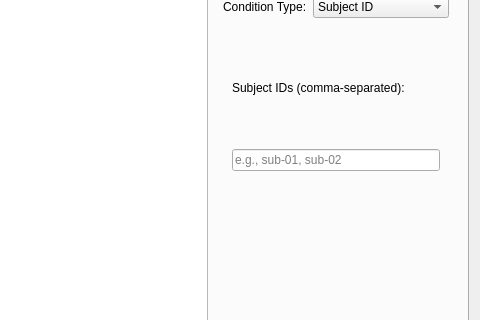
The window that src/bidsio/ui/forms/filter_builder_dialog.ui (CRNL-Eduwell/bidsio) describes before a commit, drawn with Qt 5; both pictures show x 120 to 600 and y 86 to 406 of the 600 by 500 pixel window.
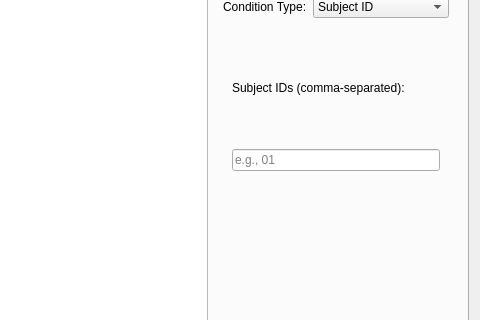
The same window after the commit. The open tabs and pages were chosen to show the change.

What changed in the file:
```diff
--- a/src/bidsio/ui/forms/filter_builder_dialog.ui
+++ b/src/bidsio/ui/forms/filter_builder_dialog.ui
@@ -327,7 +327,7 @@
                   <item>
                    <widget class="QLineEdit" name="subjectIdLineEdit">
                     <property name="placeholderText">
-                     <string>e.g., sub-01, sub-02</string>
+                     <string>e.g., 01</string>
                     </property>
                    </widget>
                   </item>
```
